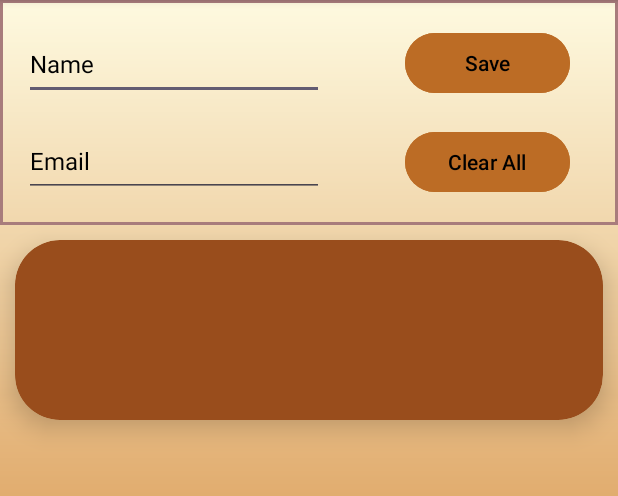
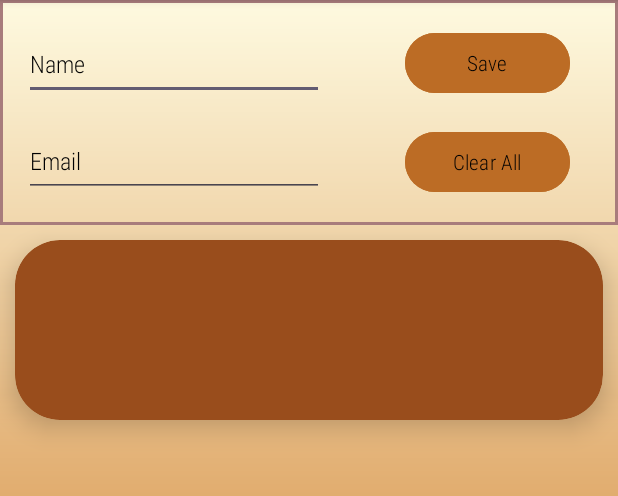
Before and after one commit to sumitbhuia/Contacts_Manager, an Android app: the screen it shows after launch (MainActivity), after a tap on "Save", on a phone screen of 412 x 824 dp, the part 96-592 px from its top. Run offline under Robolectric (Android 15) with nearby library versions, the phone set to English and light mode, and no system bars; our stand-ins replace Room's generated code, data binding; 2 statements that could not run were skipped.

Commit message:
Font changed

```diff
--- a/app/src/main/res/values-night/themes.xml
+++ b/app/src/main/res/values-night/themes.xml
@@ -3,5 +3,7 @@
     <style name="Base.Theme.ContactsManager" parent="Theme.Material3.DayNight">
         <!-- Customize your dark theme here. -->
         <!-- <item name="colorPrimary">@color/my_dark_primary</item> -->
+
+        <item name="fontFamily">sans-serif-condensed-light</item>
     </style>
 </resources>
--- a/app/src/main/res/values/themes.xml
+++ b/app/src/main/res/values/themes.xml
@@ -3,6 +3,7 @@
     <style name="Base.Theme.ContactsManager" parent="Theme.Material3.DayNight">
         <!-- Customize your light theme here. -->
         <!-- <item name="colorPrimary">@color/my_light_primary</item> -->
+        <item name="fontFamily">sans-serif-condensed-light</item>
     </style>
 
     <style name="Theme.ContactsManager" parent="Base.Theme.ContactsManager" />
```
